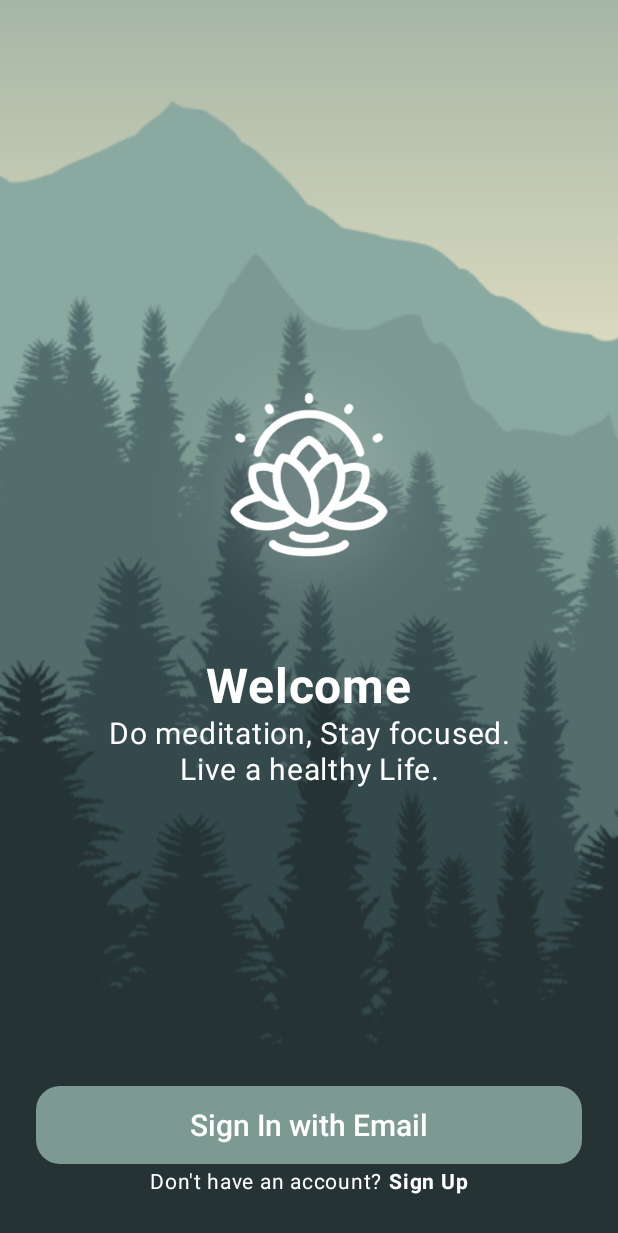
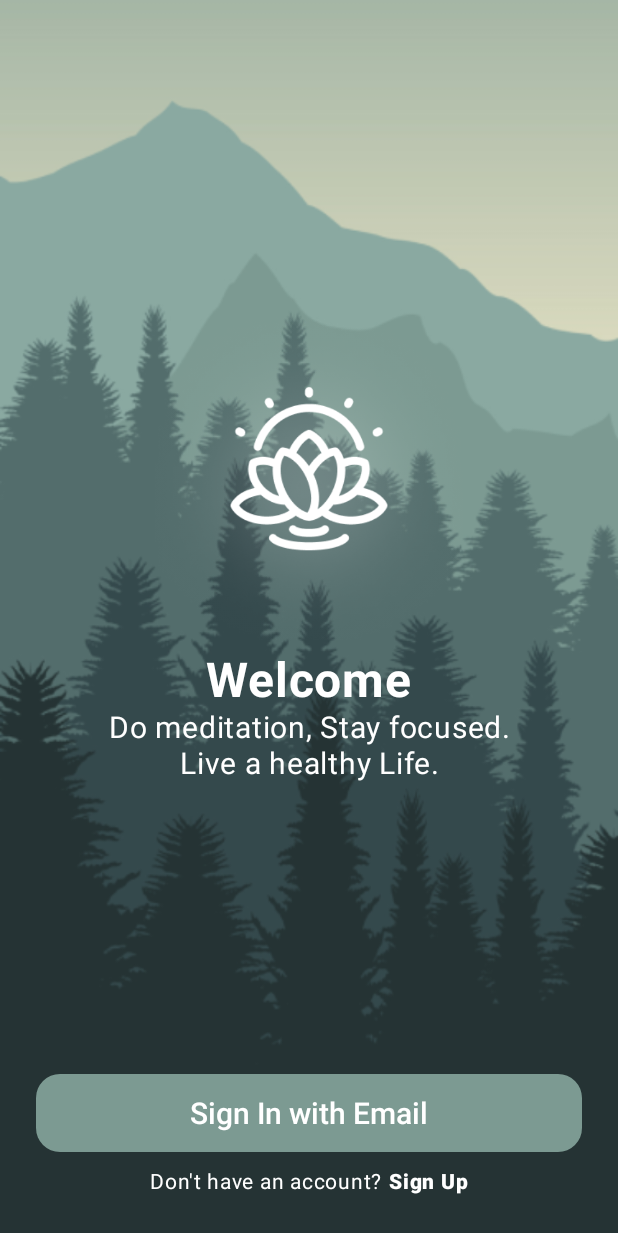
Before and after one commit to hritz23/ListInCompose, an Android app built with Jetpack Compose: the screen it shows after launch (MainActivity), on a phone screen of 412 x 824 dp. Shown: the top 1233 px of the screen. Run offline under Robolectric (Android 15) with nearby library versions, the phone set to English and light mode, and no system bars.

Commit message:
Row padding and text weight

```diff
--- a/app/src/main/java/com/example/listincompose/WelcomeScreen.kt
+++ b/app/src/main/java/com/example/listincompose/WelcomeScreen.kt
@@ -83,9 +83,9 @@ fun WelcomeScreen(navController: NavController, modifier: Modifier = Modifier) {
                     style = TextStyle(fontSize = 20.sp, fontWeight = FontWeight(500))
                 )
             }
-            Row(modifier = Modifier.padding(bottom = 24.dp)){
+            Row(modifier = Modifier.padding(top = 8.dp,bottom = 24.dp)){
                 Text(text = "Don't have an account? ", fontSize = 14.sp, color = Color.White)
-                Text(text = "Sign Up", fontSize = 14.sp, color = Color.White, fontWeight = FontWeight.Bold)
+                Text(text = "Sign Up", fontSize = 14.sp, color = Color.White, fontWeight = FontWeight.Black)
             }
 
         }
```
